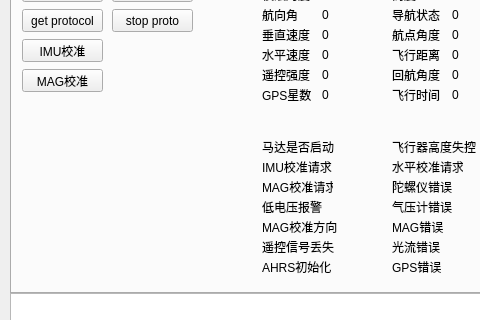
This is QCoolDownlaod.ui in flyiscool/QCoolDownloader as Qt 5 draws it before an edit; both pictures show x 0 to 480 and y 114 to 434 of the 1091 by 747 pixel window. The edited form follows.
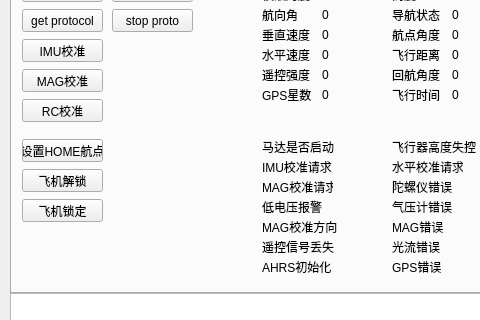
This is the edited form.

What changed in the file:
```diff
--- a/QCoolDownlaod.ui
+++ b/QCoolDownlaod.ui
@@ -1007,6 +1007,58 @@
        <string>stop proto</string>
       </property>
      </widget>
+     <widget class="QPushButton" name="bt_set_home">
+      <property name="geometry">
+       <rect>
+        <x>10</x>
+        <y>180</y>
+        <width>81</width>
+        <height>23</height>
+       </rect>
+      </property>
+      <property name="text">
+       <string>设置HOME航点</string>
+      </property>
+     </widget>
+     <widget class="QPushButton" name="bt_armed">
+      <property name="geometry">
+       <rect>
+        <x>10</x>
+        <y>210</y>
+        <width>81</width>
+        <height>23</height>
+       </rect>
+      </property>
+      <property name="text">
+       <string>飞机解锁</string>
+      </property>
+     </widget>
+     <widget class="QPushButton" name="bt_disarmed">
+      <property name="geometry">
+       <rect>
+        <x>10</x>
+        <y>240</y>
+        <width>81</width>
+        <height>23</height>
+       </rect>
+      </property>
+      <property name="text">
+       <string>飞机锁定</string>
+      </property>
+     </widget>
+     <widget class="QPushButton" name="bt_rc_cali">
+      <property name="geometry">
+       <rect>
+        <x>10</x>
+        <y>140</y>
+        <width>81</width>
+        <height>23</height>
+       </rect>
+      </property>
+      <property name="text">
+       <string>RC校准</string>
+      </property>
+     </widget>
     </widget>
     <widget class="QWidget" name="tab_2">
      <attribute name="title">
```
Left out of the diff: 8 changed lines with no effect on the pictures.
